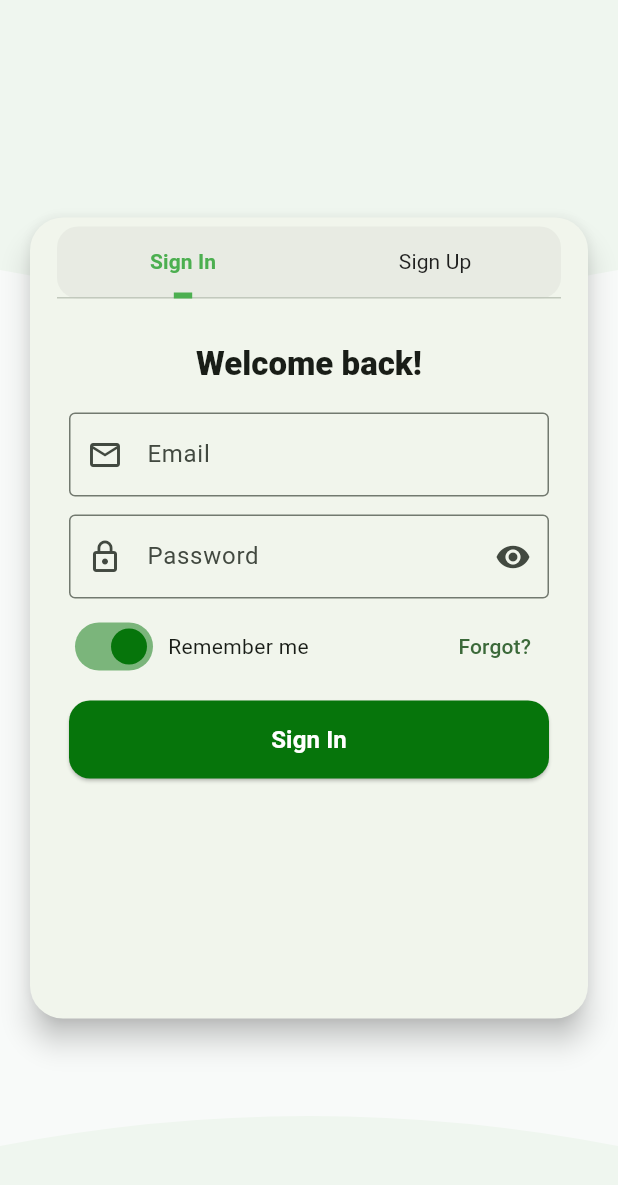
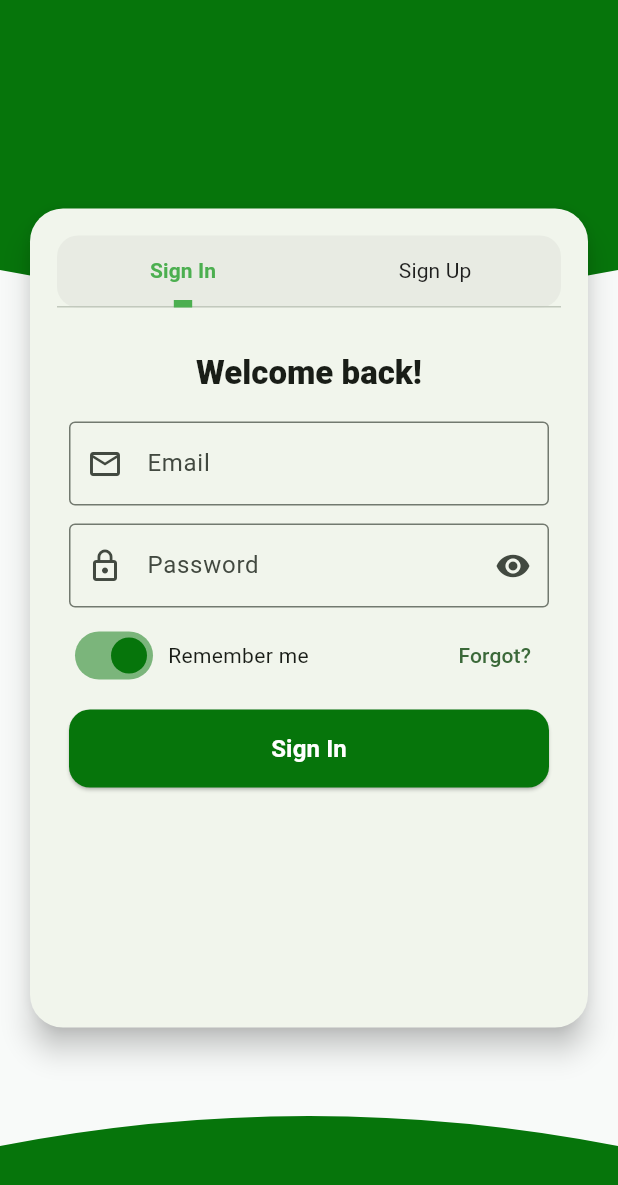
Before and after one commit to Flexydea/todo_app, a Flutter app: the screen it shows after launch, on a phone screen of 412 x 824 dp. Shown: the top 1185 px of the screen. Run offline on Flutter 3.47's test engine with Material 3 defaults, Android fonts, the light colour scheme and no system bars; our stand-ins replace badges, flutter_local_notifications, hive, hive_flutter, image_picker, lottie and 4 more; accounts and stored records are empty.

Commit message:
signup and login color fix

```diff
--- a/lib/screens/auth/auth_screen.dart
+++ b/lib/screens/auth/auth_screen.dart
@@ -38,7 +38,7 @@ class _AuthScreenState extends State<AuthScreen> with TickerProviderStateMixin {
     return Scaffold(
       resizeToAvoidBottomInset: true,
       backgroundColor:
-          isDark ? const Color(0xFF0B0F0C) : const Color(0xFFF8FAF9),
+          isDark ? const Color(0xFFF8FAF9) : const Color(0xFFF8FAF9),
       body: Stack(
         children: [
           // Top curved banner
@@ -48,12 +48,12 @@ class _AuthScreenState extends State<AuthScreen> with TickerProviderStateMixin {
                 _CurvedTop(
                     color: isDark
                         ? const Color.fromARGB(255, 6, 117, 11)
-                        : const Color(0xFFEFF6EF)),
+                        : const Color.fromARGB(255, 6, 117, 11)),
                 const Spacer(),
                 _CurvedBottom(
                     color: isDark
                         ? const Color.fromARGB(255, 6, 117, 11)
-                        : const Color(0xFFEFF6EF)),
+                        : const Color.fromARGB(255, 6, 117, 11)),
               ],
             ),
           ),
@@ -70,7 +70,7 @@ class _AuthScreenState extends State<AuthScreen> with TickerProviderStateMixin {
                   shape: RoundedRectangleBorder(
                       borderRadius: BorderRadius.circular(22)),
                   child: Padding(
-                    padding: const EdgeInsets.fromLTRB(18, 6, 18, 22),
+                    padding: const EdgeInsets.fromLTRB(18, 18, 18, 22),
                     child: Column(
                       mainAxisSize: MainAxisSize.min,
                       children: [
@@ -87,7 +87,7 @@ class _AuthScreenState extends State<AuthScreen> with TickerProviderStateMixin {
                               controller: _tab,
                               indicator: const UnderlineTabIndicator(
                                 borderSide: BorderSide(
-                                  width: 4.0, // Thickness of the underline
+                                  width: 5.0, // Thickness of the underline
                                   color: Colors.green, // Color of the underline
                                 ),
                                 insets: EdgeInsets.symmetric(
```
